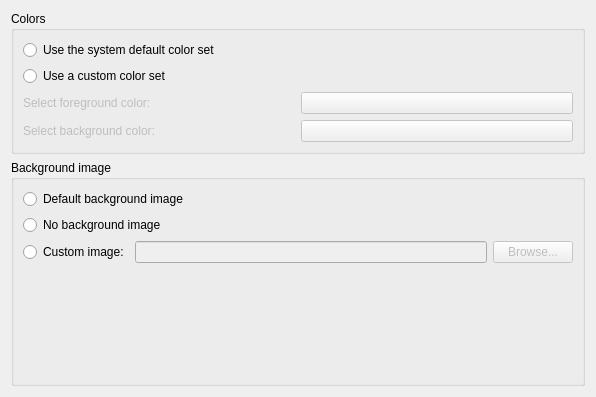
The window that src/ui/appearancesettingspage.ui (clementine-player/Clementine) describes before a commit, drawn with Qt 5.
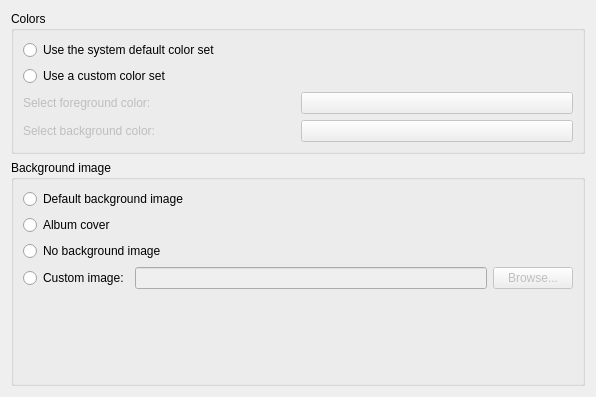
The same window after the commit.

Commit message: Add the ability to have the current playing song cover as playlist's background. I think it can be nice. But some users' feedback about this might be nice... Also, few things may be improved (like adding fading when cover changes)

```diff
--- a/src/ui/appearancesettingspage.ui
+++ b/src/ui/appearancesettingspage.ui
@@ -102,6 +102,20 @@
         </item>
        </layout>
       </item>
+      <item>
+       <layout class="QHBoxLayout" name="horizontalLayout_4">
+        <item>
+         <widget class="QRadioButton" name="use_album_cover_background">
+          <property name="toolTip">
+           <string>The album cover of the currently playing song</string>
+          </property>
+          <property name="text">
+           <string>Album cover</string>
+          </property>
+         </widget>
+        </item>
+       </layout>
+      </item>
       <item>
        <layout class="QHBoxLayout" name="horizontalLayout_7">
         <item>
```
The commit also changes 4 other files.
